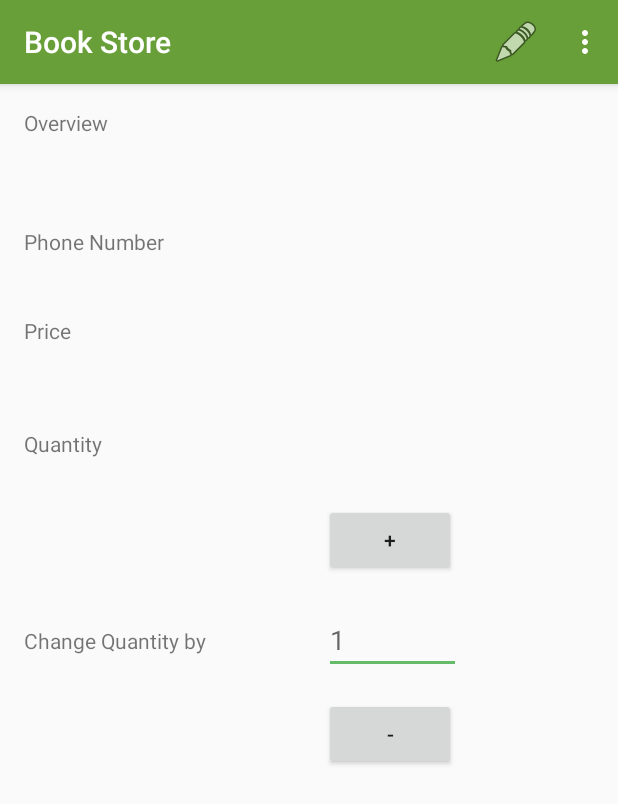
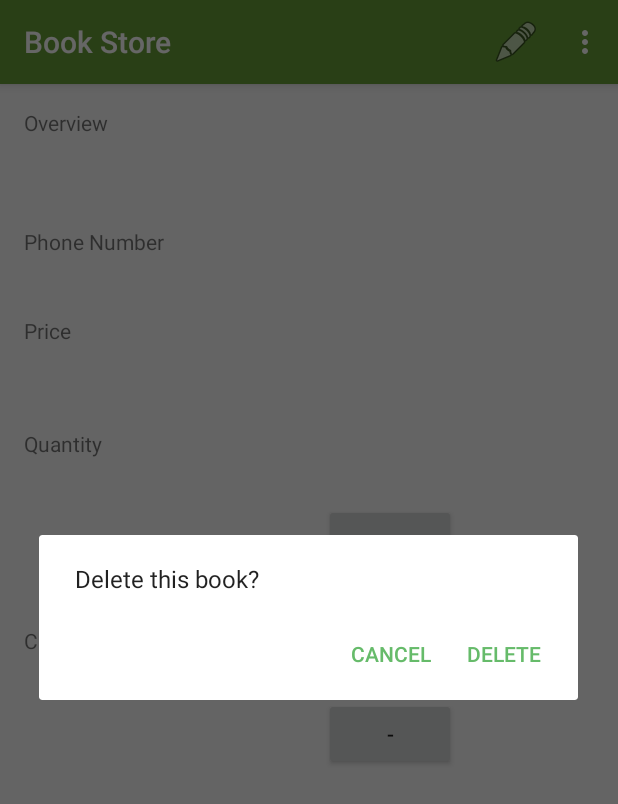
Before and after one commit to shoxtrem/BookStoreApp, an Android app: the DetailsActivity screen opened directly, with no data from a screen before it, in the options menu, after a tap on "Delete", on a phone screen of 412 x 824 dp. Shown: the top 804 px of the screen. Run offline under Robolectric (Android 15) with nearby library versions, the phone set to English and light mode, and no system bars.

Commit message:
Added phone intent Added delete AlertDialog to DetailsActivity

```diff
--- a/app/src/main/java/com/example/android/bookstoreapp/DetailsActivity.java
+++ b/app/src/main/java/com/example/android/bookstoreapp/DetailsActivity.java
@@ -1,10 +1,12 @@
 package com.example.android.bookstoreapp;
 
+import android.app.AlertDialog;
 import android.app.LoaderManager;
 import android.content.ContentUris;
 import android.content.ContentValues;
 import android.content.Context;
 import android.content.CursorLoader;
+import android.content.DialogInterface;
 import android.content.Intent;
 import android.content.Loader;
 import android.database.Cursor;
@@ -63,7 +65,6 @@ public class DetailsActivity extends AppCompatActivity implements
     private TextView phoneNumberTextView;
 
 
-//TODO Create phone call intent somewhere
     @Override
     protected void onCreate(@Nullable Bundle savedInstanceState) {
         super.onCreate(savedInstanceState);
@@ -79,6 +80,7 @@ public class DetailsActivity extends AppCompatActivity implements
         priceTextView = findViewById(R.id.details_price);
         quantityTextView = findViewById(R.id.details_quantity);
         phoneNumberTextView = findViewById(R.id.details_phone_number);
+
 
     }
 
@@ -101,7 +103,7 @@ public class DetailsActivity extends AppCompatActivity implements
                 return true;
 
             case R.id.action_delete:
-                // TODO Add the showDeleteConfirmationDialog() from EditorActivity
+                showDeleteConfirmationDialog();
                 return true;
         }
         return super.onOptionsItemSelected(item);
@@ -148,10 +150,19 @@ public class DetailsActivity extends AppCompatActivity implements
             // Extract out the value from the Cursor for the given column index
             String name = cursor.getString(nameColumnIndex);
             String supplier = cursor.getString(supplierColumnIndex);
-            String phoneNumber = cursor.getString(phoneNumberColumnIndex);
+            final String phoneNumber = cursor.getString(phoneNumberColumnIndex);
             String price = cursor.getString(priceColumnIndex);
             String quantity = cursor.getString(quantityColumnIndex);
 
+            phoneNumberTextView.setOnClickListener(new EditText.OnClickListener(){
+
+                @Override
+                public void onClick(View view) {
+                    Intent intent = new Intent(Intent.ACTION_DIAL);
+                    intent.setData(Uri.parse("tel:" + String.valueOf(phoneNumber)));
+                    startActivity(intent);
+                }
+            });
             new QuantityChanger(quantity);
             // Update the views on the screen with the values from the database
             nameTextView.setText(name);
@@ -233,4 +244,60 @@ public class DetailsActivity extends AppCompatActivity implements
         }
     }
 
+    /**
+     * Prompt the user to confirm that they want to delete this book.
+     */
+    private void showDeleteConfirmationDialog() {
+        // Create an AlertDialog.Builder and set the message, and click listeners
+        // for the positive and negative buttons on the dialog.
+        AlertDialog.Builder builder = new AlertDialog.Builder(this);
+        builder.setMessage(R.string.delete_dialog_msg);
+        builder.setPositiveButton(R.string.delete, new DialogInterface.OnClickListener() {
+            public void onClick(DialogInterface dialog, int id) {
+                // User clicked the "Delete" button, so delete the book.
+                deleteBook();
+            }
+        });
+        builder.setNegativeButton(R.string.cancel, new DialogInterface.OnClickListener() {
+            public void onClick(DialogInterface dialog, int id) {
+                // User clicked the "Cancel" button, so dismiss the dialog
+                // and continue editing the book.
+                if (dialog != null) {
+                    dialog.dismiss();
+                }
+            }
+        });
+
+        // Create and show the AlertDialog
+        AlertDialog alertDialog = builder.create();
+        alertDialog.show();
+    }
+
+    /**
+     * Perform the deletion of the book in the database.
+     */
+    private void deleteBook() {
+        // Only perform the delete if this is an existing book.
+        if (currentBookUri != null) {
+            // Call the ContentResolver to delete the book at the given content URI.
+            // Pass in null for the selection and selection args because the currentBookUri
+            // content URI already identifies the book that we want.
+            int rowsDeleted = getContentResolver().delete(currentBookUri, null, null);
+
+            // Show a toast message depending on whether or not the delete was successful.
+            if (rowsDeleted == 0) {
+                // If no rows were deleted, then there was an error with the delete.
+                Toast.makeText(this, getString(R.string.editor_delete_book_failed),
+                        Toast.LENGTH_SHORT).show();
+            } else {
+                // Otherwise, the delete was successful and we can display a toast.
+                Toast.makeText(this, getString(R.string.editor_delete_book_successful),
+                        Toast.LENGTH_SHORT).show();
+            }
+        }
+
+        // Close the activity
+        finish();
+    }
+
 }
--- a/app/src/main/res/layout/activity_details.xml
+++ b/app/src/main/res/layout/activity_details.xml
@@ -27,10 +27,13 @@
         android:layout_width="wrap_content"
         android:layout_height="wrap_content"
         android:layout_marginTop="28dp"
+        android:fadingEdge="vertical"
         android:maxLength="15"
-        tools:text="854644545450"
+        android:textColor="@android:color/holo_green_dark"
+        android:textStyle="bold"
         app:layout_constraintStart_toStartOf="@+id/guideline"
-        app:layout_constraintTop_toBottomOf="@+id/details_supplier" />
+        app:layout_constraintTop_toBottomOf="@+id/details_supplier"
+        tools:text="854644545450" />
 
     <TextView
         android:id="@+id/details_supplier"
```
